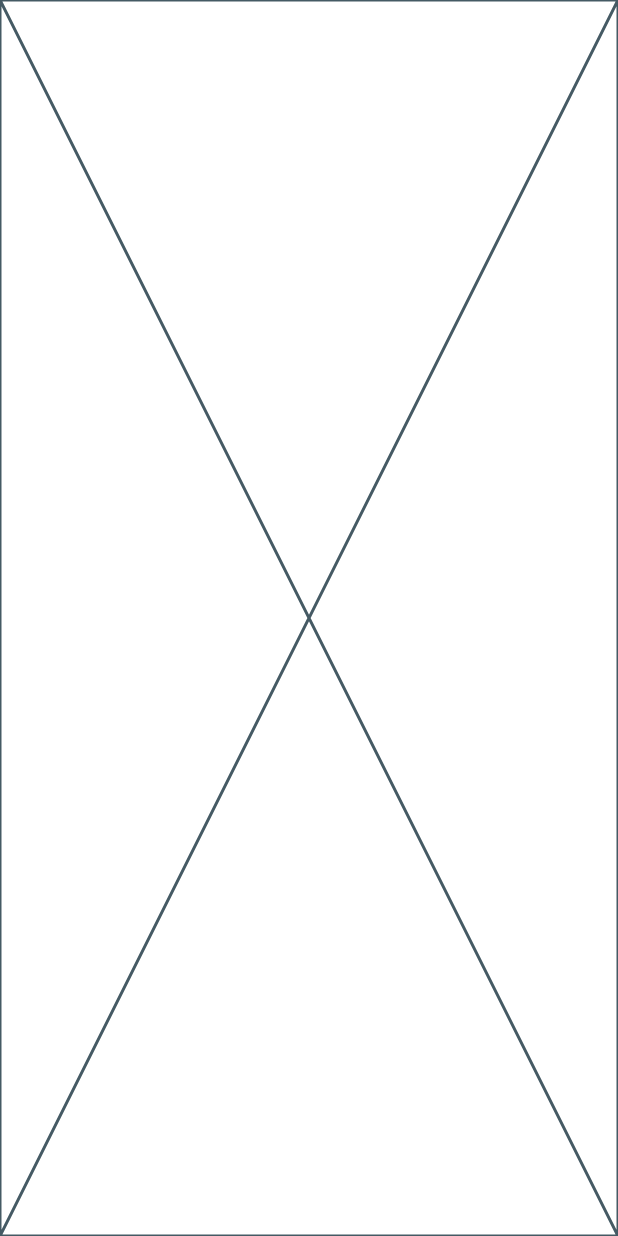
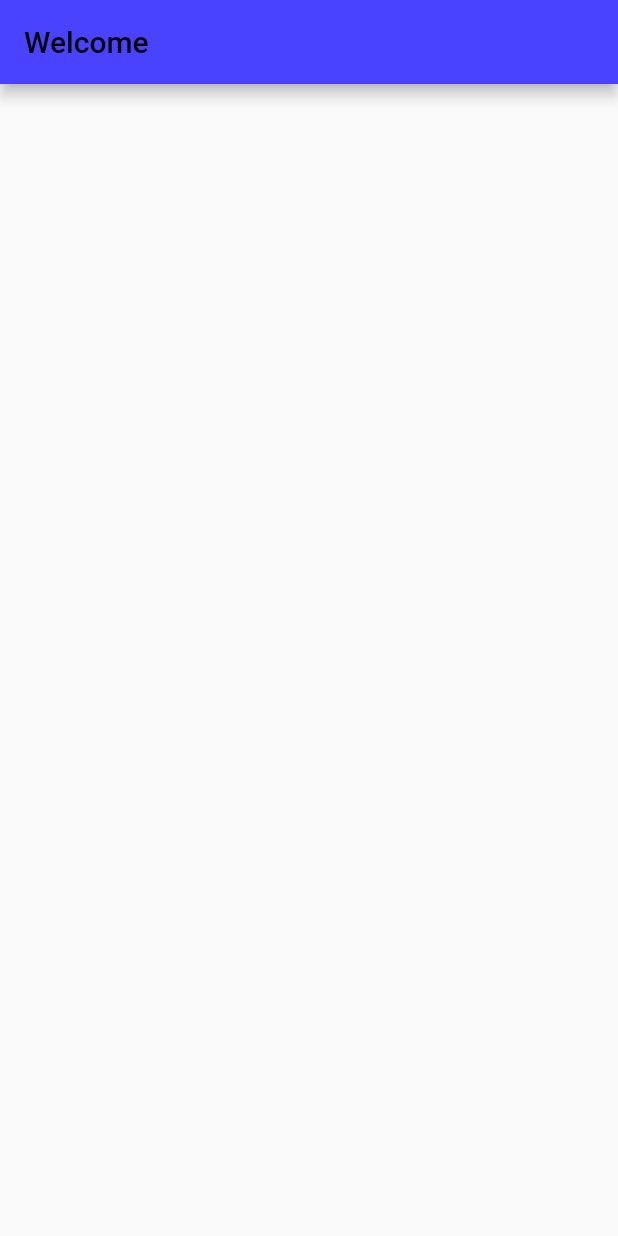
Before and after one commit to Elfeny7/login_auth_bloc, a Flutter app: the screen it shows once a user with an empty profile is signed in, on a phone screen of 412 x 824 dp. Run offline on Flutter 3.47's test engine with Material 2 defaults, Android fonts, the phone set to English and light mode, and no system bars; our stand-ins replace bloc, cloud_firestore, equatable, firebase_auth, firebase_core, flutter_bloc; accounts and stored records are empty.

Commit message:
feat: add home screen view

```diff
--- a/lib/screens/home/home_screen.dart
+++ b/lib/screens/home/home_screen.dart
@@ -1,15 +1,14 @@
 import 'package:flutter/material.dart';
 
-class HomeScreen extends StatefulWidget {
+class HomeScreen extends StatelessWidget {
   const HomeScreen({super.key});
 
   @override
-  State<HomeScreen> createState() => _HomeScreenState();
-}
-
-class _HomeScreenState extends State<HomeScreen> {
-  @override
   Widget build(BuildContext context) {
-    return const Placeholder();
+    return Scaffold(
+      appBar: AppBar(
+        title: const Text('Welcome'),
+      ),
+    );
   }
 }
```
